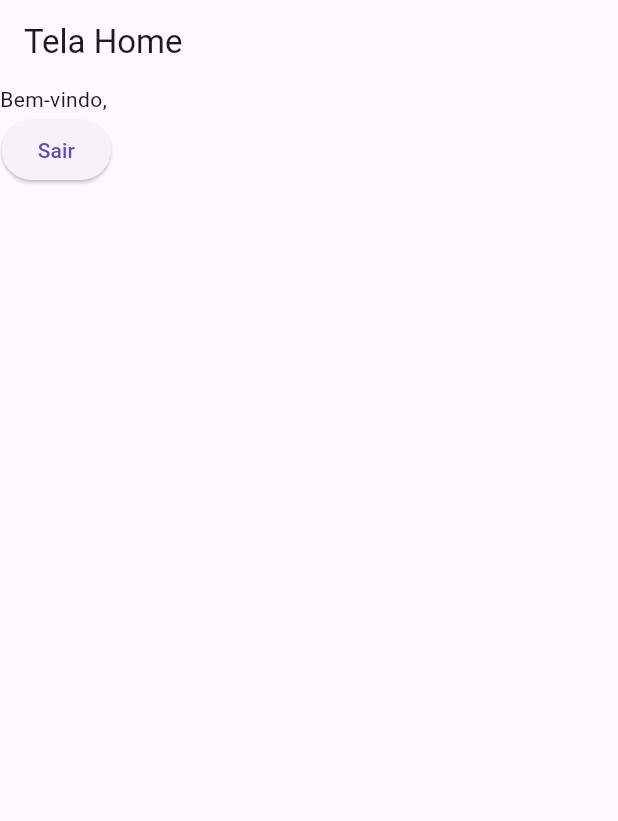
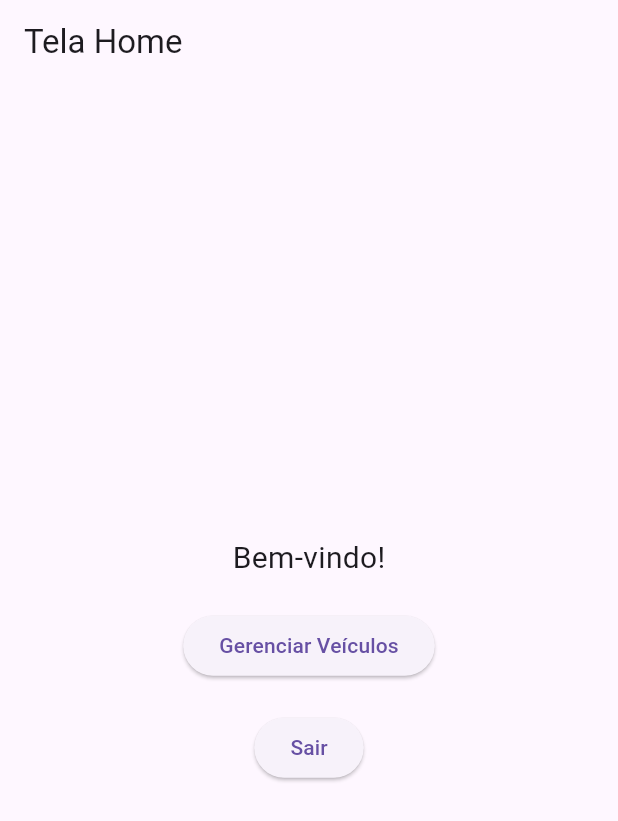
Before and after one commit to SergioRiyo/Controle-de-Abastecimento-e-Veiculos, a Flutter app: the screen it shows once a user with an empty profile is signed in, on a phone screen of 412 x 824 dp. Shown: the top 821 px of the screen. Run offline on Flutter 3.47's test engine with Material 3 defaults, Android fonts, the phone set to English and light mode, and no system bars; our stand-ins replace cloud_firestore, firebase_auth, firebase_core; accounts and stored records are empty.

Commit message:
feat(veiculo): controle de veículos

```diff
--- a/lib/app.dart
+++ b/lib/app.dart
@@ -1,4 +1,6 @@
 import 'package:controle_de_abastecimento/core/routing/auth_gate.dart';
+import 'package:controle_de_abastecimento/features/vehicles/presentation/pages/vehicle_form_page.dart';
+import 'package:controle_de_abastecimento/features/vehicles/presentation/pages/vehicles_list_page.dart';
 import 'package:flutter/material.dart';
 import 'package:provider/provider.dart';
 import 'features/auth/application/auth_controller.dart';
@@ -6,6 +8,8 @@ import 'features/auth/infrastructure/auth_service.dart';
 import 'features/auth/presentation/pages/login_page.dart';
 import 'features/auth/presentation/pages/register_page.dart';
 import 'features/auth/presentation/pages/home_page.dart';
+import 'features/vehicles/application/vehicle_controller.dart';
+import 'features/vehicles/infrastructure/vehicle_service.dart';
 
 class App extends StatelessWidget {
   const App({super.key});
@@ -18,6 +22,10 @@ class App extends StatelessWidget {
         ChangeNotifierProvider<AuthController>(
           create: (context) => AuthController(context.read<AuthService>()),
         ),
+        Provider<VehicleService>(create: (_) => VehicleService()),
+        ChangeNotifierProvider<VehicleController>(
+          create: (context) => VehicleController(context.read<VehicleService>()),
+        ),
       ],
       child: MaterialApp(
         debugShowCheckedModeBanner: false,
@@ -27,6 +35,8 @@ class App extends StatelessWidget {
           '/login': (_) => const LoginPage(),
           '/register': (_) => const RegisterPage(),
           '/home': (_) => const HomePage(),
+          '/vehicles': (_) => const VehiclesListPage(),
+          '/vehicle_form': (_) => const VehicleFormPage(),
         },
       ),
     );
--- a/lib/features/auth/presentation/pages/home_page.dart
+++ b/lib/features/auth/presentation/pages/home_page.dart
@@ -1,32 +1,39 @@
-import 'package:controle_de_abastecimento/features/auth/application/auth_controller.dart';
-import 'package:firebase_auth/firebase_auth.dart';
 import 'package:flutter/material.dart';
 import 'package:provider/provider.dart';
+import 'package:controle_de_abastecimento/features/auth/application/auth_controller.dart';
 
 class HomePage extends StatelessWidget {
   const HomePage({super.key});
 
   @override
   Widget build(BuildContext context) {
-    final user = FirebaseAuth.instance.currentUser;
     return Scaffold(
-      appBar: AppBar(title: Text("Tela Home")),
-      body: Column(
-        children: [
-          Text('Bem-vindo, ${user?.email ?? 'usuário'}'),
+      appBar: AppBar(title: const Text("Tela Home")),
+      body: Center(
+        child: Column(
+          mainAxisAlignment: MainAxisAlignment.center,
+          children: [
+            const Text(
+              'Bem-vindo!',
+              style: TextStyle(fontSize: 20),
+            ),
 
-          ElevatedButton(
-            onPressed: () async {
-              await context.read<AuthController>().signOut();
-              Navigator.pushNamedAndRemoveUntil(
-                context,
-                '/login',
-                (route) => false,
-              );
-            },
-            child: Text("Sair"),
-          ),
-        ],
+            const SizedBox(height: 20),
+            ElevatedButton(
+              onPressed: () {
+                Navigator.pushNamed(context, '/vehicles');
+              },
+              child: const Text("Gerenciar Veículos"),
+            ),
+            const SizedBox(height: 20),
+            ElevatedButton(
+              onPressed: () {
+                context.read<AuthController>().signOut();
+              },
+              child: const Text("Sair"),
+            ),
+          ],
+        ),
       ),
     );
   }
--- /dev/null
+++ b/lib/features/vehicles/domain/vehicle.dart
@@ -0,0 +1,40 @@
+
+class Vehicle {
+   String id;
+   String donoID;
+   String modelo;
+   String placa;
+   String marca;
+   String ano;
+   String tipoCombustivel;
+
+  Vehicle({
+    required this.id,
+    required this.donoID,
+    required this.modelo,
+    required this.placa,
+    required this.marca,
+    required this.ano,
+    required this.tipoCombustivel,
+  });
+
+  Vehicle.fromMap(Map<String, dynamic> map,String idDoc)
+      : id = idDoc,
+        donoID = map['donoID'],
+        modelo = map['modelo'],
+        placa = map['placa'],
+        marca = map['marca'],
+        ano = map['ano'],
+        tipoCombustivel = map['tipoCombustivel'];
+
+  Map<String, dynamic> toMap() {
+    return {
+      'donoID': donoID,
+      'modelo': modelo,
+      'placa': placa,
+      'marca': marca,
+      'ano': ano,
+      'tipoCombustivel': tipoCombustivel,
+    };
+  }
+}
```
Also changed, not shown: lib/features/vehicles/application/vehicle_controller.dart (added, +44 -0 lines), lib/features/vehicles/infrastructure/vehicle_service.dart (added, +30 -0 lines), lib/features/vehicles/presentation/pages/vehicle_form_page.dart (added, +122 -0 lines), lib/features/vehicles/presentation/pages/vehicles_list_page.dart (added, +143 -0 lines).
